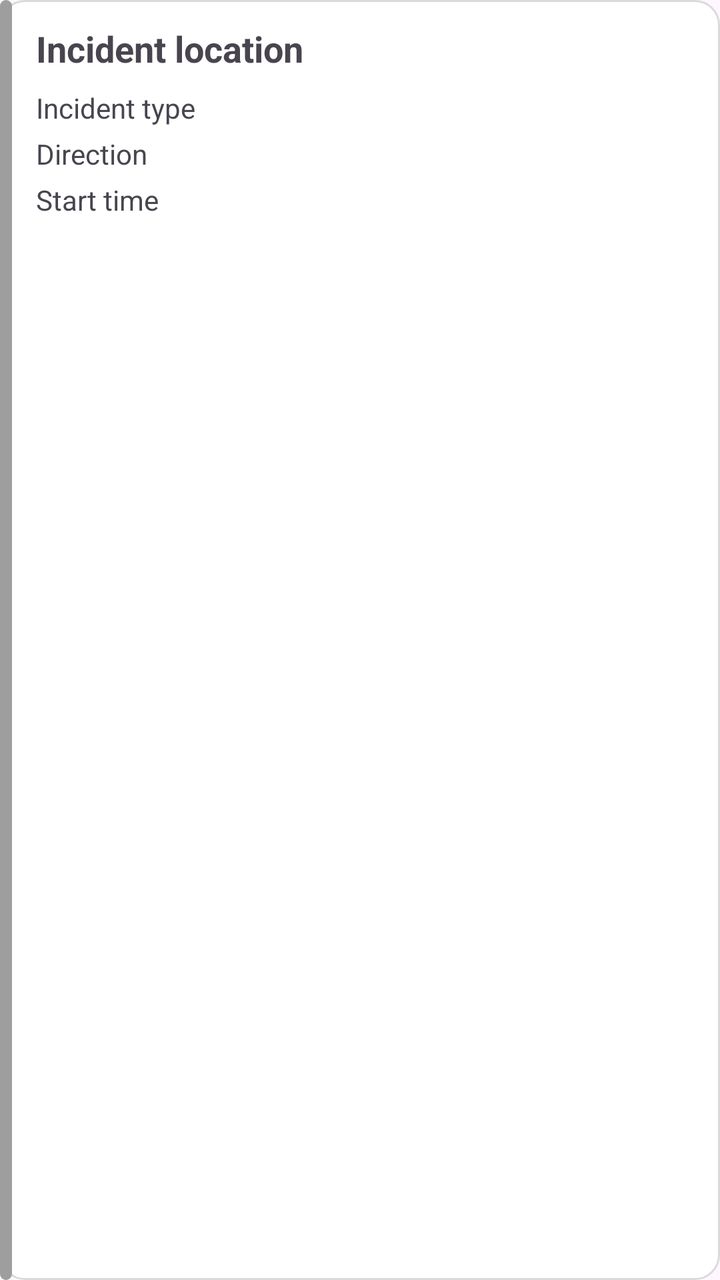
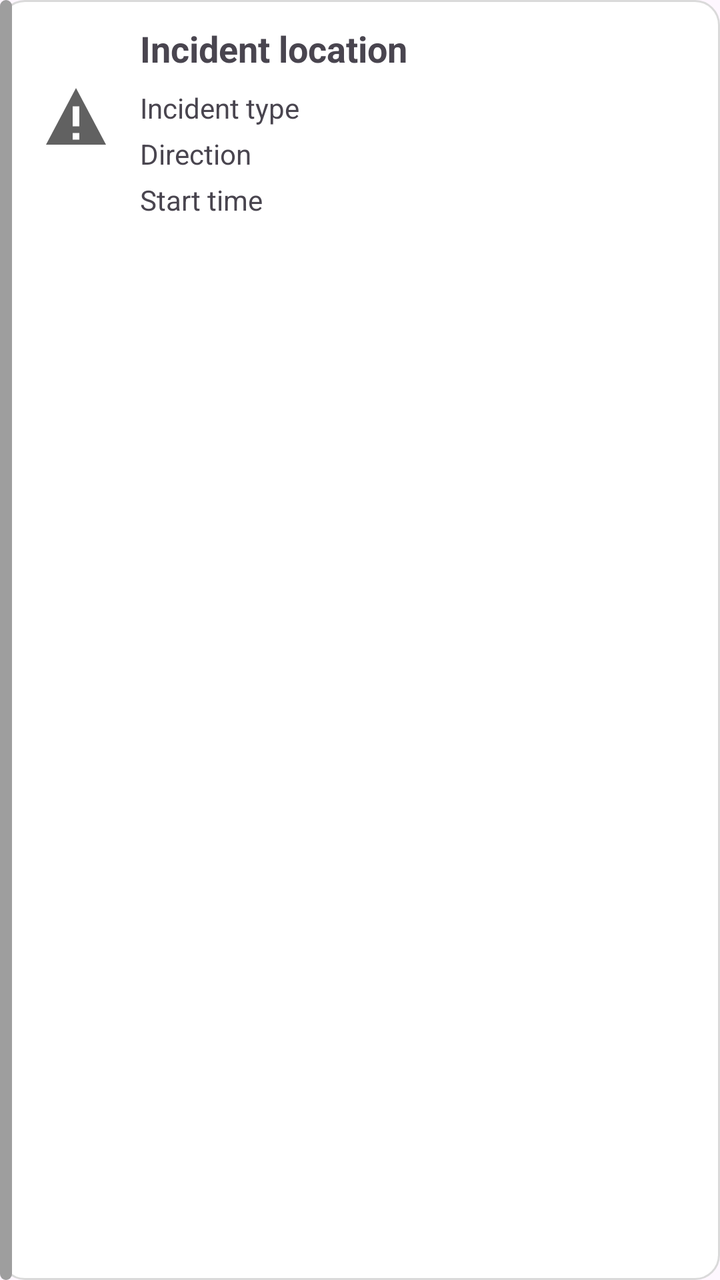

The first picture is an Android layout as it rendered before a commit; the second is the same layout after the commit. The layout source and the unified diff follow.
<!-- AndroidManifest.xml: application theme Base.Theme.CW1TrafficApplication -->
<!-- res/layout/item_traffic_situation.xml -->
<?xml version="1.0" encoding="utf-8"?>
<LinearLayout xmlns:android="http://schemas.android.com/apk/res/android"
    android:layout_width="match_parent"
    android:layout_height="wrap_content"
    android:orientation="horizontal"
    android:layout_margin="8dp"
    android:background="@drawable/traffic_card_background">

    
    <View
        android:id="@+id/incidentIndicator"
        android:layout_width="6dp"
        android:layout_height="match_parent"
        android:background="@drawable/traffic_card_default" />

    
    <LinearLayout
        android:layout_width="0dp"
        android:layout_height="wrap_content"
        android:layout_weight="1"
        android:orientation="vertical"
        android:padding="12dp">

        <TextView
            android:id="@+id/incidentTitle"
            android:layout_width="match_parent"
            android:layout_height="wrap_content"
            android:text="Incident location"
            android:textSize="18sp"
            android:textStyle="bold" />

        <TextView
            android:id="@+id/incidentType"
            android:layout_width="match_parent"
            android:layout_height="wrap_content"
            android:text="Incident type"
            android:textSize="14sp"
            android:layout_marginTop="8dp" />

        <TextView
            android:id="@+id/incidentDirection"
            android:layout_width="match_parent"
            android:layout_height="wrap_content"
            android:text="Direction"
            android:textSize="14sp"
            android:layout_marginTop="4dp" />

        <TextView
            android:id="@+id/incidentStartTime"
            android:layout_width="match_parent"
            android:layout_height="wrap_content"
            android:text="Start time"
            android:textSize="14sp"
            android:layout_marginTop="4dp" />

    </LinearLayout>

</LinearLayout>
<!-- resources referenced by this layout -->
<resources>
  <!-- drawable traffic_card_background (drawable) -->
  <?xml version="1.0" encoding="utf-8"?>
  <shape xmlns:android="http://schemas.android.com/apk/res/android"
      android:shape="rectangle">
  
      <solid android:color="#FFFFFF" />
  
      <stroke
          android:width="1dp"
          android:color="#DADADA" />
  
      <corners android:radius="12dp" />
  
  </shape>
  <!-- drawable traffic_card_default (drawable) -->
  <?xml version="1.0" encoding="utf-8"?>
  <shape xmlns:android="http://schemas.android.com/apk/res/android"
      android:shape="rectangle">
  
      <solid android:color="#9E9E9E" />
  
      <corners android:radius="12dp" />
  
  </shape>
  <style name="Base.Theme.CW1TrafficApplication" parent="Theme.Material3.DayNight.NoActionBar">
          
          
      </style>
</resources>

<!-- the commit's change to res/layout/item_traffic_situation.xml (unified diff, before → after) -->
@@ -18,40 +18,59 @@
         android:layout_width="0dp"
         android:layout_height="wrap_content"
         android:layout_weight="1"
-        android:orientation="vertical"
+        android:orientation="horizontal"
         android:padding="12dp">
 
-        <TextView
-            android:id="@+id/incidentTitle"
-            android:layout_width="match_parent"
+        
+        <ImageView
+            android:id="@+id/incidentIcon"
+            android:layout_width="40dp"
+            android:layout_height="40dp"
+            android:layout_gravity="center_vertical"
+            android:layout_marginEnd="12dp"
+            android:contentDescription="Situation type icon"
+            android:src="@drawable/ic_traffic_default" />
+
+        
+        <LinearLayout
+            android:layout_width="0dp"
             android:layout_height="wrap_content"
-            android:text="Incident location"
-            android:textSize="18sp"
-            android:textStyle="bold" />
+            android:layout_weight="1"
+            android:orientation="vertical">
 
-        <TextView
-            android:id="@+id/incidentType"
-            android:layout_width="match_parent"
-            android:layout_height="wrap_content"
-            android:text="Incident type"
-            android:textSize="14sp"
-            android:layout_marginTop="8dp" />
+            <TextView
+                android:id="@+id/incidentTitle"
+                android:layout_width="match_parent"
+                android:layout_height="wrap_content"
+                android:text="Incident location"
+                android:textSize="18sp"
+                android:textStyle="bold" />
 
-        <TextView
-            android:id="@+id/incidentDirection"
-            android:layout_width="match_parent"
-            android:layout_height="wrap_content"
-            android:text="Direction"
-            android:textSize="14sp"
-            android:layout_marginTop="4dp" />
+            <TextView
+                android:id="@+id/incidentType"
+                android:layout_width="match_parent"
+                android:layout_height="wrap_content"
+                android:text="Incident type"
+                android:textSize="14sp"
+                android:layout_marginTop="8dp" />
 
-        <TextView
-            android:id="@+id/incidentStartTime"
-            android:layout_width="match_parent"
-            android:layout_height="wrap_content"
-            android:text="Start time"
-            android:textSize="14sp"
-            android:layout_marginTop="4dp" />
+            <TextView
+                android:id="@+id/incidentDirection"
+                android:layout_width="match_parent"
+                android:layout_height="wrap_content"
+                android:text="Direction"
+                android:textSize="14sp"
+                android:layout_marginTop="4dp" />
+
+            <TextView
+                android:id="@+id/incidentStartTime"
+                android:layout_width="match_parent"
+                android:layout_height="wrap_content"
+                android:text="Start time"
+                android:textSize="14sp"
+                android:layout_marginTop="4dp" />
+
+        </LinearLayout>
 
     </LinearLayout>
 
<!-- resource entries referenced after the edit -->
@@ -1,5 +1,22 @@
 <!-- resources referenced by this layout -->
 <resources>
+  <!-- drawable ic_traffic_default (drawable) -->
+  <?xml version="1.0" encoding="utf-8"?>
+      <vector xmlns:android="http://schemas.android.com/apk/res/android"
+          android:width="48dp"
+          android:height="48dp"
+          android:viewportWidth="48"
+          android:viewportHeight="48">
+  
+          <path
+              android:fillColor="#616161"
+              android:pathData="M24,4 L42,38 L6,38 Z" />
+  
+          <path
+              android:fillColor="#FFFFFF"
+              android:pathData="M22,15 L26,15 L26,27 L22,27 Z M22,31 L26,31 L26,35 L22,35 Z" />
+  
+      </vector>
   <!-- drawable traffic_card_background (drawable) -->
   <?xml version="1.0" encoding="utf-8"?>
   <shape xmlns:android="http://schemas.android.com/apk/res/android"
